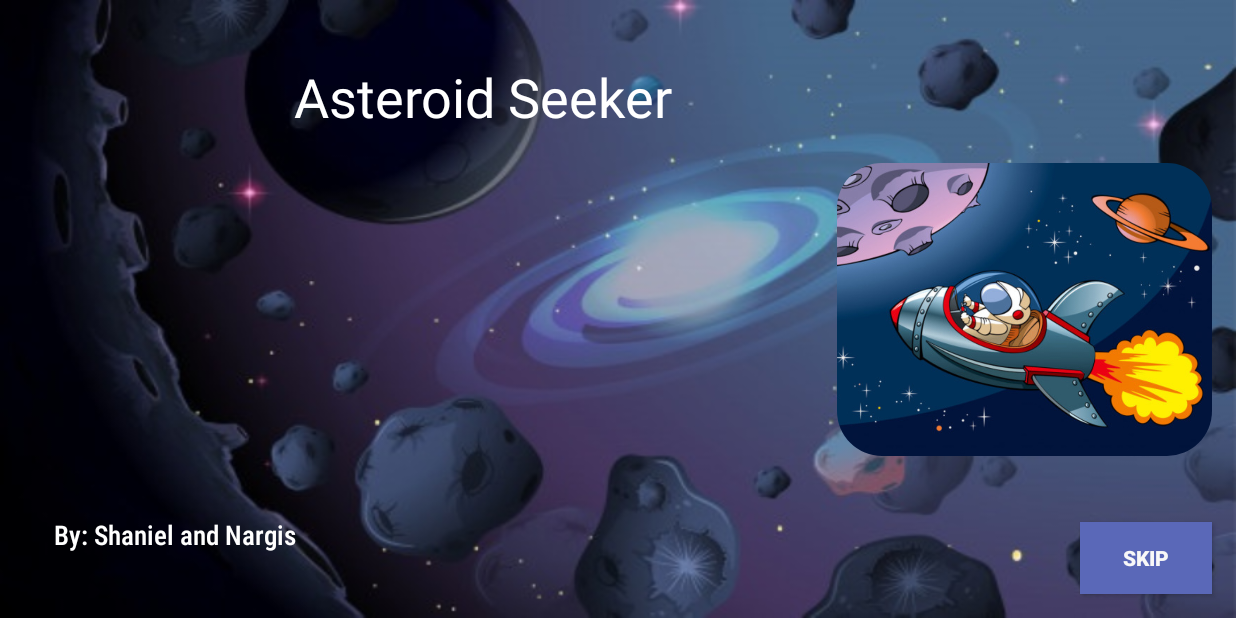
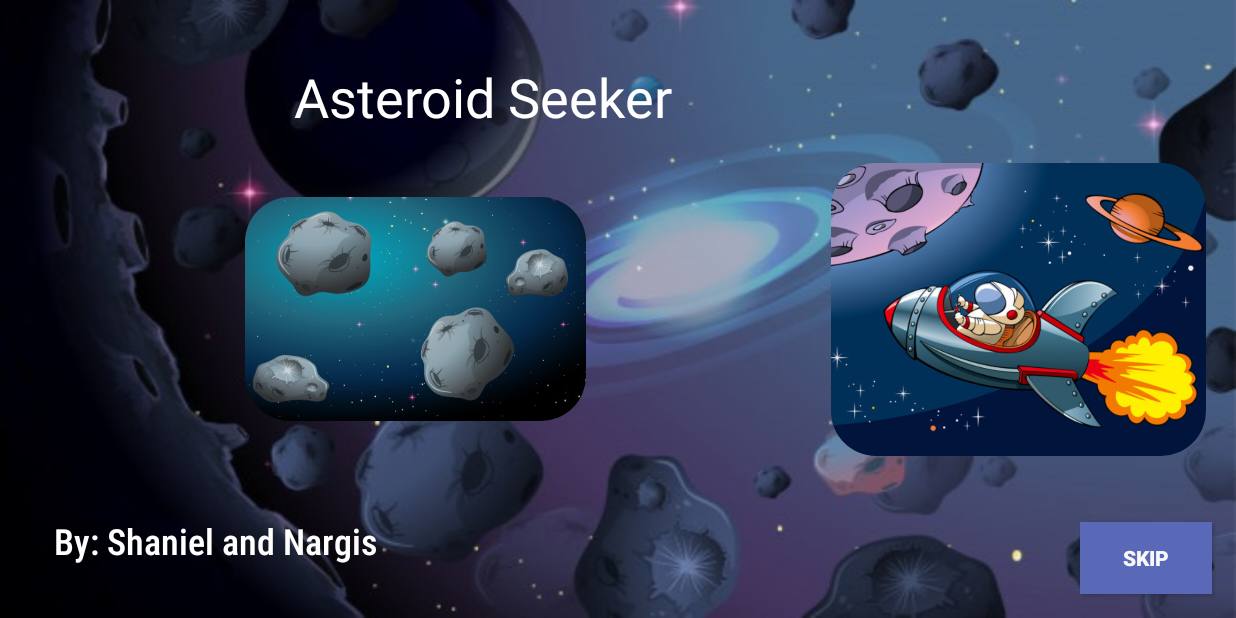
Before and after one commit to nargisgh/AsteroidSeeker, an Android app: the first screen one second after launch (MainActivity), on a phone screen of 824 x 412 dp (held sideways). Run offline under Robolectric (Android 15) with nearby library versions, the phone set to English and light mode, and no system bars; Roboto replaces fonts that are not available here.

Commit message:
Adding in rounded edges with fade feature

```diff
--- a/app/src/main/java/ca/cmpt276/as3/mineseeker/MainActivity.java
+++ b/app/src/main/java/ca/cmpt276/as3/mineseeker/MainActivity.java
@@ -6,6 +6,7 @@ import androidx.appcompat.app.AppCompatActivity;
 import android.content.Intent;
 import android.os.Build;
 import android.os.Bundle;
+import android.os.Handler;
 import android.view.View;
 import android.view.animation.Animation;
 import android.view.animation.AnimationUtils;
@@ -17,7 +18,9 @@ import ca.cmpt276.as3.mineseeker.ui.Menu;
 public class MainActivity extends AppCompatActivity {
     Animation ranimation;
     ImageView myImage;
+    ImageView astImage;
     Button skip;
+    private static int SPLASH_TIME = 6000;
     @RequiresApi(api = Build.VERSION_CODES.LOLLIPOP)
     @Override
     protected void onCreate(Bundle savedInstanceState) {
@@ -25,10 +28,28 @@ public class MainActivity extends AppCompatActivity {
         setContentView(R.layout.activity_main);
         myImage = findViewById(R.id.anim);
         myImage.setImageResource(R.drawable.rocketship);
+        fade();
         rotateAnimation();
+        skipBtn();
+        new Handler().postDelayed(new Runnable() {
+            @Override
+            public void run() {
+                Intent intent =new Intent(MainActivity.this, Menu.class);
+                startActivity(intent);
 
-        skipBtn();
+            }
+        },SPLASH_TIME);
+
     }
+
+    private void fade() {
+        astImage = findViewById(R.id.ast);
+        Animation fade = AnimationUtils.loadAnimation(this, R.anim.fade);
+        astImage.startAnimation(fade);
+        //https://stackoverflow.com/questions/2597329/how-to-do-a-fadein-
+        // of-an-image-on-an-android-activity-screen
+    }
+
     private void skipBtn() {
         skip = findViewById(R.id.skipbtn);
         skip.setOnClickListener(new View.OnClickListener() {
@@ -44,5 +65,7 @@ public class MainActivity extends AppCompatActivity {
         ranimation = AnimationUtils.loadAnimation(this,R.anim.rotate);
         myImage.startAnimation(ranimation);
         //https://www.youtube.com/watch?v=goVoYf2qie0
+        //For rounding edges of an image:
+        // https://www.youtube.com/watch?v=oeQyEtY6a-M
     }
 }
--- /dev/null
+++ b/app/src/main/res/anim/fade.xml
@@ -0,0 +1,8 @@
+<?xml version="1.0" encoding="utf-8"?>
+<set xmlns:android="http://schemas.android.com/apk/res/android">
+    <alpha android:fromAlpha="1.0"
+        android:toAlpha="0.3"
+        android:duration="2500"
+        android:repeatMode="restart"
+        android:repeatCount="infinite"/>
+</set>
--- a/app/src/main/res/layout/activity_main.xml
+++ b/app/src/main/res/layout/activity_main.xml
@@ -32,7 +32,7 @@
         android:fontFamily="sans-serif-condensed-light"
         android:text="@string/by_shaniel_and_nargis"
         android:textColor="#FFFFFF"
-        android:textSize="18sp"
+        android:textSize="24sp"
         android:textStyle="bold"
         app:layout_constraintStart_toStartOf="parent"
         app:layout_constraintTop_toTopOf="parent" />
@@ -54,9 +54,11 @@
         app:layout_constraintEnd_toEndOf="parent" />
 
     <androidx.cardview.widget.CardView
+        android:id="@+id/cardView"
         android:layout_width="250dp"
         android:layout_height="195dp"
-        android:layout_margin="16dp"
+        android:layout_margin="20dp"
+        android:layout_marginTop="30dp"
         app:cardBackgroundColor="@android:color/transparent"
         app:cardCornerRadius="30dp"
         app:cardElevation="0dp"
@@ -74,6 +76,27 @@
             tools:ignore="ContentDescription" />
     </androidx.cardview.widget.CardView>
 
+    <androidx.cardview.widget.CardView
+        android:layout_width="227dp"
+        android:layout_height="149dp"
+        android:layout_margin="20dp"
+        app:cardBackgroundColor="@android:color/transparent"
+        app:cardCornerRadius="30dp"
+        app:cardElevation="0dp"
+        app:layout_constraintBottom_toBottomOf="parent"
+        app:layout_constraintEnd_toStartOf="@+id/cardView"
+        app:layout_constraintStart_toStartOf="parent"
+        app:layout_constraintTop_toTopOf="parent"
+        tools:ignore="MissingConstraints">
+
+        <ImageView
+            android:id="@+id/ast"
+            android:layout_width="match_parent"
+            android:layout_height="match_parent"
+            android:scaleType="centerCrop"
+            android:src="@drawable/asteroidscene"
+            tools:ignore="ContentDescription" />
+    </androidx.cardview.widget.CardView>
 
 
 </androidx.constraintlayout.widget.ConstraintLayout>
```
